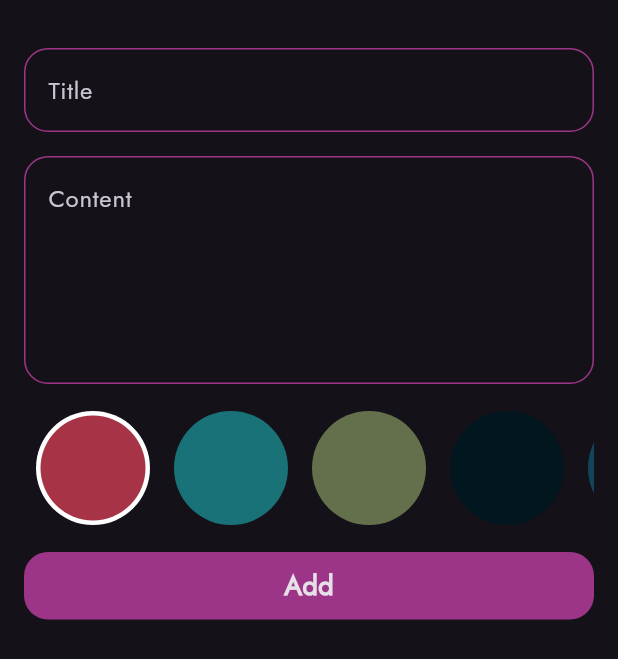
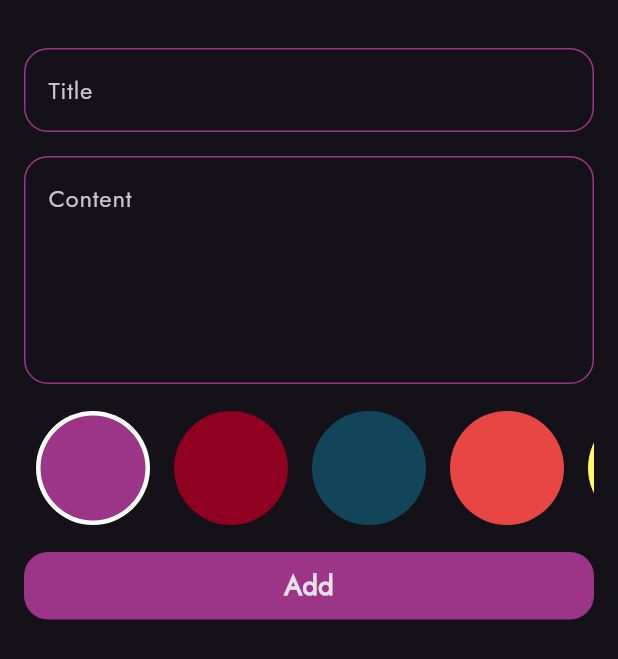
Before and after one commit to islambahaaa/notes_app, a Flutter app: the AddNoteBottomSheet widget shown alone on an empty page, opened directly, on a phone screen of 412 x 824 dp. Shown: the top 659 px of the screen. Run offline on Flutter 3.47's test engine with Material 3 defaults, Android fonts, the phone set to English and light mode, and no system bars; our stand-ins replace bloc, flutter_bloc, font_awesome_flutter, hive, hive_flutter, modal_progress_hud_nsn; accounts and stored records are empty.

Commit message:
add snack bar and finish the app

```diff
--- a/lib/constants.dart
+++ b/lib/constants.dart
@@ -3,9 +3,11 @@ import 'package:flutter/material.dart';
 const kPrimaryColor = Color(0xff9c3587);
 const kNotesBox = 'note_box';
 List<Color> kColors = const [
+  Color(0xff9c3587),
+  Color(0xff900020),
+  Color(0xff124559),
+  Color(0xffe74645),
+  Color(0xfffdfa66),
+  Color(0xff1ac0c6),
   Color(0xffA63446),
-  Color(0xff197278),
-  Color(0xff646F4B),
-  Color(0xff01161E),
-  Color(0xff124559),
 ];
--- a/lib/cubits/add_note/add_note_cubit.dart
+++ b/lib/cubits/add_note/add_note_cubit.dart
@@ -9,7 +9,7 @@ part 'add_note_state.dart';
 
 class AddNoteCubit extends Cubit<AddNoteState> {
   AddNoteCubit() : super(AddNoteInitial());
-  Color color = const Color(0xffA63446);
+  Color color = const Color(0xff9c3587);
   addNote(NoteModel note) async {
     note.color = color.value;
     emit(AddNoteLoading());
--- a/lib/views/notes_view.dart
+++ b/lib/views/notes_view.dart
@@ -13,6 +13,7 @@ class NotesView extends StatelessWidget {
   Widget build(BuildContext context) {
     return Scaffold(
       floatingActionButton: FloatingActionButton(
+        shape: RoundedRectangleBorder(borderRadius: BorderRadius.circular(23)),
         backgroundColor: kPrimaryColor,
         child: const Icon(Icons.add),
         onPressed: () {
--- a/lib/views/widgets/add_note_modal_bottom_sheet.dart
+++ b/lib/views/widgets/add_note_modal_bottom_sheet.dart
@@ -3,6 +3,7 @@ import 'package:flutter_bloc/flutter_bloc.dart';
 import 'package:modal_progress_hud_nsn/modal_progress_hud_nsn.dart';
 import 'package:notes_app/cubits/add_note/add_note_cubit.dart';
 import 'package:notes_app/cubits/notes_cubit/notes_cubit.dart';
+import 'package:notes_app/helpers/show_snack_bar.dart';
 import 'package:notes_app/views/widgets/add_note_form.dart';
 
 class AddNoteBottomSheet extends StatelessWidget {
@@ -16,6 +17,9 @@ class AddNoteBottomSheet extends StatelessWidget {
         listener: (context, state) {
           if (state is AddNoteFailure) {}
           if (state is AddNoteSuccess) {
+            showSnackBar(
+                context, 'Added Successfully !', Icons.note_add_rounded);
+
             BlocProvider.of<NotesCubit>(context).fetchNotes();
             Navigator.pop(context);
           }
--- a/lib/views/widgets/edit_note_view_body.dart
+++ b/lib/views/widgets/edit_note_view_body.dart
@@ -1,6 +1,7 @@
 import 'package:flutter/material.dart';
 import 'package:flutter_bloc/flutter_bloc.dart';
 import 'package:notes_app/cubits/notes_cubit/notes_cubit.dart';
+import 'package:notes_app/helpers/show_snack_bar.dart';
 import 'package:notes_app/models/note_model.dart';
 import 'package:notes_app/views/widgets/custom_app_bar.dart';
 import 'package:notes_app/views/widgets/custom_text_field.dart';
@@ -32,6 +33,7 @@ class _EditNoteViewBodyState extends State<EditNoteViewBody> {
               widget.note.save();
               BlocProvider.of<NotesCubit>(context).fetchNotes();
               Navigator.pop(context);
+              showSnackBar(context, 'Note Edited !', Icons.edit);
             },
             title: 'Edit Note',
             icon: Icons.check,
--- a/lib/views/widgets/note_item.dart
+++ b/lib/views/widgets/note_item.dart
@@ -2,6 +2,7 @@ import 'package:flutter/material.dart';
 import 'package:flutter_bloc/flutter_bloc.dart';
 import 'package:font_awesome_flutter/font_awesome_flutter.dart';
 import 'package:notes_app/cubits/notes_cubit/notes_cubit.dart';
+import 'package:notes_app/helpers/show_snack_bar.dart';
 import 'package:notes_app/models/note_model.dart';
 import 'package:notes_app/views/edit_note_view.dart';
 
@@ -48,6 +49,7 @@ class NoteItem extends StatelessWidget {
                 trailing: IconButton(
                   onPressed: () {
                     note.delete();
+                    showSnackBar(context, 'Note Deleted !', Icons.delete);
                     BlocProvider.of<NotesCubit>(context).fetchNotes();
                   },
                   icon: const Icon(
```
Also changed, not shown: lib/helpers/show_snack_bar.dart (added, +38 -0 lines).
